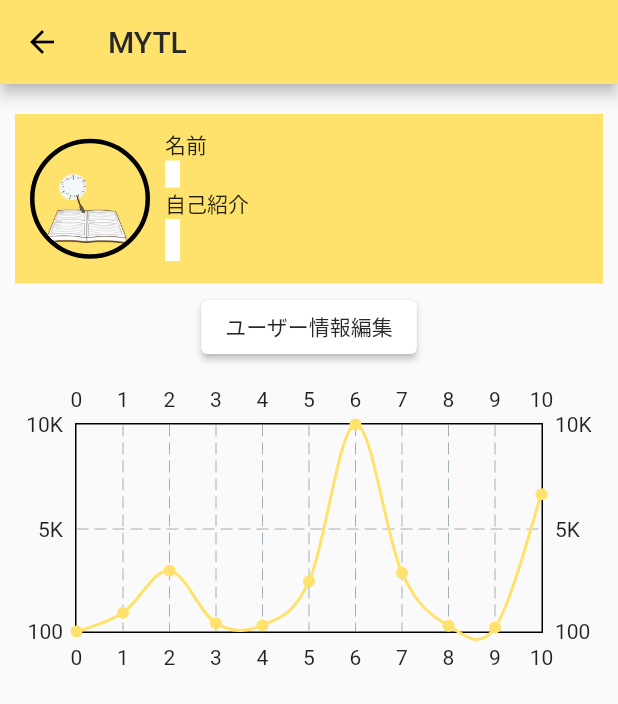
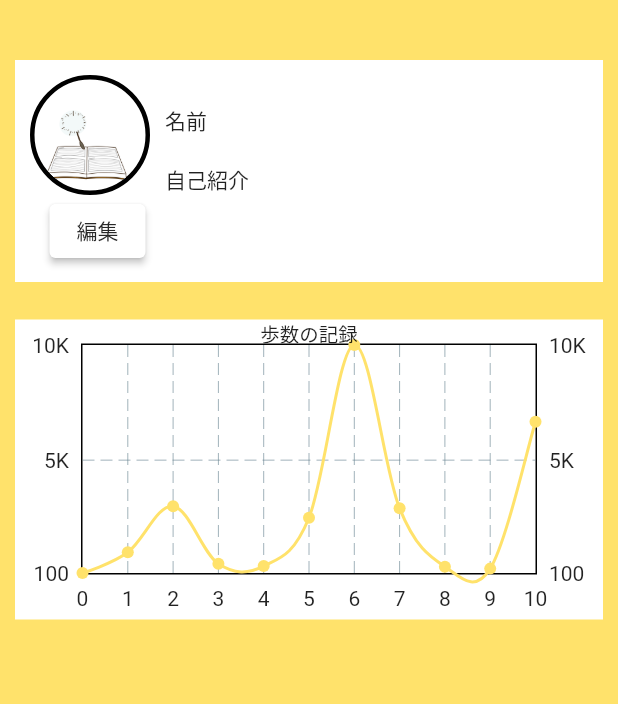
Before and after one commit to tomoki-miso/onedaydiary, a Flutter app: the ProfilePage screen opened directly, on a phone screen of 412 x 824 dp. Shown: the top 704 px of the screen. Run offline on Flutter 3.47's test engine with Material 2 defaults, Android fonts, the light colour scheme and no system bars; drawn by our look-alikes of fl_chart; our stand-ins replace cloud_firestore, firebase_auth, firebase_core, flutter_native_splash, google_sign_in, shared_preferences; missing offline and left inert: flutter_overboard; accounts and stored records are empty.

Commit message:
14th　commit

```diff
--- a/lib/main.dart
+++ b/lib/main.dart
@@ -25,7 +25,7 @@ void main() async {
   // 初回起動時のみデモページを開く
   SharedPreferences prefs = await SharedPreferences.getInstance();
   bool isFirstTime = prefs.getBool('isFirstTime') ?? true;
-  Widget homeScreen = isFirstTime ? const DemoPage() : const MyStatefulWidget();
+  Widget homeScreen = isFirstTime ? const DemoPage() : const DemoPage();
   if (isFirstTime) {
     await prefs.setBool('isFirstTime', false);
   }
--- a/lib/post.dart
+++ b/lib/post.dart
@@ -1,6 +1,7 @@
 import 'package:cloud_firestore/cloud_firestore.dart';
 import 'package:flutter/material.dart';
 import 'package:firebase_auth/firebase_auth.dart';
+import 'package:test_flutter/demo.dart';
 
 import 'before_signup.dart';
 
@@ -25,7 +26,7 @@ class _PostPageState extends State<PostPage> {
     User? user = FirebaseAuth.instance.currentUser;
 
     if (user == null) {
-      return BeforeSignUpPage();
+      return DemoPage();
     }
     return Scaffold(
       backgroundColor: const Color.fromARGB(255, 255, 226, 107),
--- a/lib/profile.dart
+++ b/lib/profile.dart
@@ -20,14 +20,11 @@ class ProfilePage extends StatelessWidget {
     }
 
     return Scaffold(
-      appBar: AppBar(
       backgroundColor: Color.fromARGB(255, 255, 226, 107),
-        title: Text("MYTL",
-            style: TextStyle(color: Color.fromARGB(255, 40, 40, 40))),
-      ),
       body: Column(
         children: [
           Container(
+            margin: EdgeInsets.only(top: 20),
             child: StreamBuilder<DocumentSnapshot>(
               // ここではDocumentSnapshotを使用して単一のドキュメントを取得する
               // QuerySnapshotを使用する必要はありません
@@ -50,8 +47,11 @@ class ProfilePage extends StatelessWidget {
                       EdgeInsets.only(top: 20, left: 10, right: 10, bottom: 0),
                   padding: EdgeInsets.all(10),
                   width: double.infinity,
-                  color: Color.fromARGB(255, 255, 226, 107),
+                  color: Colors.white,
                   child: Row(
+                    children: [
+                      Center(
+                        child: Column(
                           children: [
                             Container(
                               margin: EdgeInsets.only(right: 10),
@@ -64,6 +64,23 @@ class ProfilePage extends StatelessWidget {
                                   borderRadius: BorderRadius.circular(100),
                                   clipBehavior: Clip.hardEdge,
                                   child: Image.asset('assets/icon.png')),
+                            ),
+                            ElevatedButton(
+                              style: ButtonStyle(
+                                backgroundColor:
+                                    MaterialStateProperty.all(Colors.white),
+                              ),
+                              onPressed: () {
+                                Navigator.pushNamed(context, '/userInformation');
+                              },
+                              child: Text(
+                                "編集",
+                                style: TextStyle(
+                                    color: Color.fromARGB(255, 40, 40, 40)),
+                              ),
+                            ),
+                          ],
+                        ),
                       ),
                       Flexible(
                         child: Column(
@@ -118,9 +135,6 @@ class ProfilePage extends StatelessWidget {
                                 ],
                               ),
                             ), //自己紹介入力値
-                            SizedBox(
-                              height: 5,
-                            ),
                           ],
                         ),
                       ),
@@ -131,26 +145,22 @@ class ProfilePage extends StatelessWidget {
             ),
           ),
           SizedBox(height: 5),
-          ElevatedButton(
-            style: ButtonStyle(
-              backgroundColor: MaterialStateProperty.all(Colors.white),
-            ),
-            onPressed: () {
-              Navigator.pushNamed(context, '/userInformation');
-            },
-            child: Text(
-              "ユーザー情報編集",
-              style: TextStyle(color: Color.fromARGB(255, 40, 40, 40)),
-            ),
-          ),
           SizedBox(
             height: 10,
           ),
           Container(
+            margin: EdgeInsets.all(10),
+            color: Colors.white,
             height: 200,
             width: 400,
             child: LineChart(
               LineChartData(
+                titlesData: FlTitlesData(
+                    topTitles: AxisTitles(
+                        axisNameWidget: Text(
+                  "歩数の記録",
+                  style: TextStyle(fontSize: 13),
+                ))),
                 lineTouchData: LineTouchData(enabled: false),
                 lineBarsData: [
                   LineChartBarData(
@@ -169,7 +179,7 @@ class ProfilePage extends StatelessWidget {
                       ],
                       isCurved: true,
                       barWidth: 2,
-                      color: const Color.fromARGB(255, 255, 226, 107)),
+                      color: Color.fromARGB(255, 255, 226, 107))
                 ],
               ),
             ),
```
Also changed, not shown: 3 other files. Lines whose indentation alone changed are shown as unchanged.
